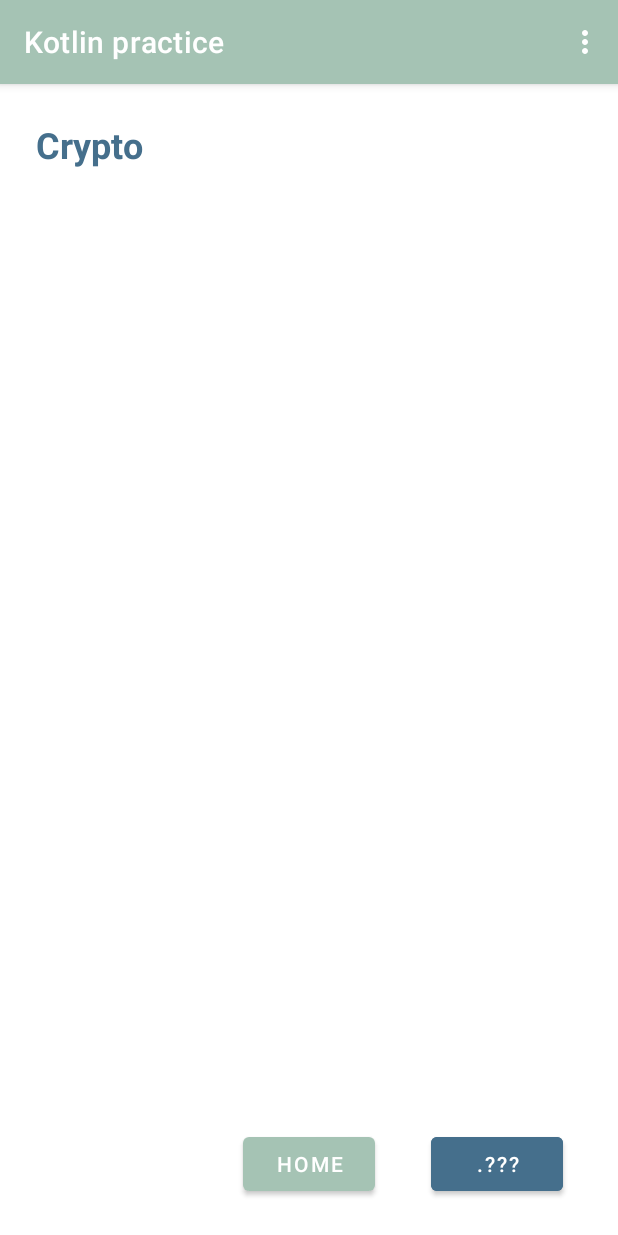
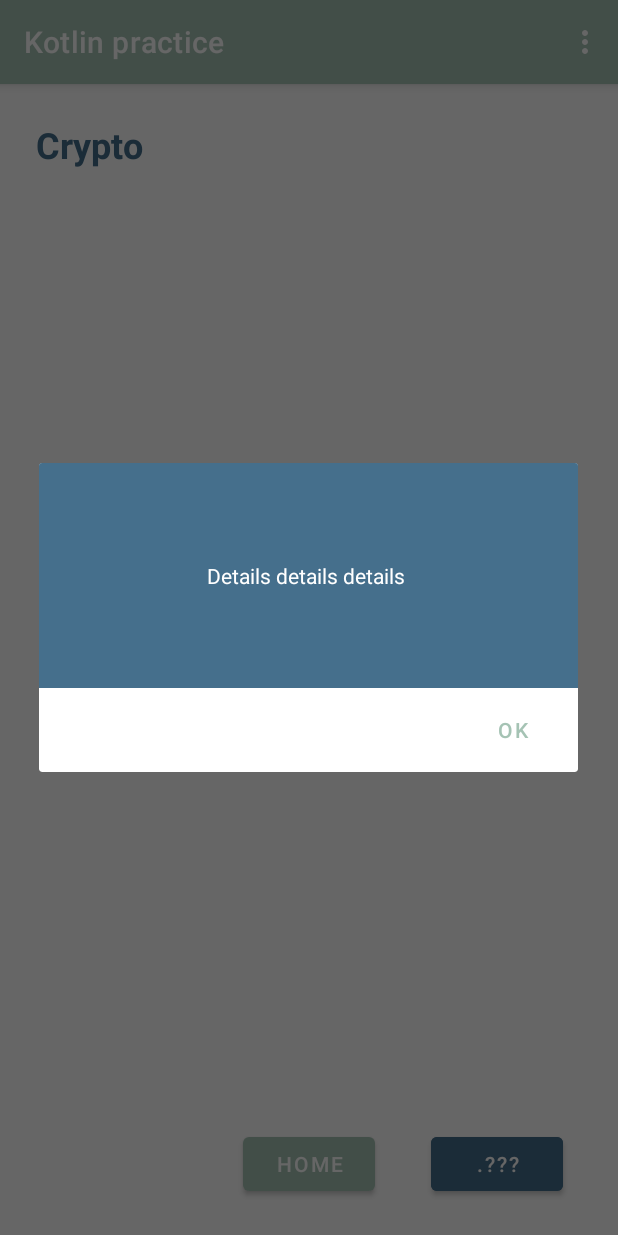
Before and after one commit to curtiskao/kotlinpractice, an Android app: the CryptoFragment screen opened through its navigation route, after a tap on "HOME", on a phone screen of 412 x 824 dp. Run offline under Robolectric (Android 15) with nearby library versions, the phone set to English and light mode, and no system bars; our stand-ins replace Dagger/Hilt's generated code.

Commit message:
crypto refactoring + added dialog fragment

```diff
--- a/app/src/main/java/com/example/kotlinpractice/Crypto/CoinDto.kt
+++ b/app/src/main/java/com/example/kotlinpractice/Crypto/CoinDto.kt
@@ -16,5 +16,5 @@ data class CoinDto(
 
 
 fun CoinDto.toCryptoDataClass(): CryptoDataClass{
-    return CryptoDataClass(symbol = symbol, name = name)
+    return CryptoDataClass(id = id, symbol = symbol, name = name)
 }
--- a/app/src/main/java/com/example/kotlinpractice/Crypto/CryptoAdapter.kt
+++ b/app/src/main/java/com/example/kotlinpractice/Crypto/CryptoAdapter.kt
@@ -26,7 +26,7 @@ class CryptoAdapter(val cryptoList: ArrayList<CryptoDataClass>): RecyclerView.Ad
         fun bindItems(crypto: CryptoDataClass) {
             itemView.tv_crypto_symbol.text = crypto.symbol
             itemView.tv_crypto_full_name.text = crypto.name
-            itemView.tv_crypto_price.text = crypto.price
+            itemView.tv_crypto_id.text = crypto.id
         }
     }
 
--- a/app/src/main/java/com/example/kotlinpractice/Crypto/CryptoDataClass.kt
+++ b/app/src/main/java/com/example/kotlinpractice/Crypto/CryptoDataClass.kt
@@ -1,3 +1,12 @@
 package com.example.kotlinpractice.Crypto
 
-data class CryptoDataClass(val symbol: String = "symbol", val price: String = "0.0", val name: String = "name")
+data class CryptoDataClass(
+        val id: String = "id",
+        val symbol: String = "symbol",
+        val name: String = "name",
+        val rank: Int = 0,
+        val isNew: Boolean = false,
+        val isActive: Boolean = false,
+        val type: String = "",
+        val description: String = ""
+)
--- /dev/null
+++ b/app/src/main/java/com/example/kotlinpractice/Crypto/CryptoDetailDialogFragment.kt
@@ -0,0 +1,41 @@
+package com.example.kotlinpractice.Crypto
+
+import android.app.AlertDialog
+import android.app.Dialog
+import android.content.DialogInterface
+import android.os.Bundle
+import android.view.View
+import android.widget.EditText
+import android.widget.TextView
+import androidx.fragment.app.DialogFragment
+import com.example.kotlinpractice.Note.AddNoteDialogFragment
+import com.example.kotlinpractice.R
+
+class CryptoDetailDialogFragment(val cryptoObject: CryptoDataClass) : DialogFragment() {
+    lateinit var textView: TextView
+
+
+    override fun onCreateDialog(savedInstanceState: Bundle?): Dialog {
+        return activity?.let {
+            // Use the Builder class for convenient dialog construction
+            val builder = AlertDialog.Builder(it)
+            val inflater = requireActivity().layoutInflater;
+            val dialogView: View = inflater.inflate(R.layout.crypto_detail_dialog, null)
+            textView = dialogView.findViewById(R.id.tv_details)
+            textView.text = cryptoObject.description
+            builder.setView(dialogView)
+            builder.setNegativeButton("Ok",
+                            DialogInterface.OnClickListener { dialog, id ->
+                                dismiss()
+                                // User cancelled the dialog
+                            })
+
+            // Create the AlertDialog object and return it
+            builder.create()
+        } ?: throw IllegalStateException("Activity cannot be null")
+
+    }
+
+
+
+}
--- a/app/src/main/java/com/example/kotlinpractice/Crypto/CryptoFragment.kt
+++ b/app/src/main/java/com/example/kotlinpractice/Crypto/CryptoFragment.kt
@@ -14,6 +14,7 @@ import androidx.lifecycle.ViewModelProvider
 import androidx.navigation.fragment.findNavController
 import androidx.recyclerview.widget.LinearLayoutManager
 import androidx.recyclerview.widget.RecyclerView
+import com.example.kotlinpractice.Note.AddNoteDialogFragment
 import com.example.kotlinpractice.Note.NoteViewModel
 import com.example.kotlinpractice.R
 import dagger.hilt.android.AndroidEntryPoint
@@ -34,10 +35,11 @@ class CryptoFragment: Fragment() {
         super.onViewCreated(view, savedInstanceState)
         view.findViewById<Button>(R.id.button_home).setOnClickListener {
             //findNavController().navigate(R.id.action_CryptoFragment_toHomeFragment)
-            setAdapter()
+            showCryptoDetails()
         }
 
         cryptoList = ArrayList<CryptoDataClass>()
+
         //viewmodel
         cryptoViewModel = ViewModelProvider(this).get(CryptoViewModel::class.java)
         cryptoViewModel.getCrypto()!!.observe(viewLifecycleOwner, Observer {
@@ -47,22 +49,33 @@ class CryptoFragment: Fragment() {
         recyclerView = view.findViewById(R.id.recyclerview_crypto)
     }
 
-    private fun addToCryptoList(coinDto: CoinDto){
-        cryptoList.add(coinDto.toCryptoDataClass())
+    private fun addToCryptoList(coinDtoList: List<CoinDto>){
+        coinDtoList.forEach(){
+            val id = it!!.id
+            val isActive = it!!.isActive
+            val name = it!!.name
+            val rank = it!!.rank
+            val symbol = it!!.symbol
+
+            val cryptoDto = CoinDto(id,isActive,false,name,rank,symbol,"")
+            cryptoList.add(cryptoDto.toCryptoDataClass())
+        }
+
+        setAdapter()
     }
 
 
-    fun setAdapter(){
-        val c1 = CryptoDataClass("one","1.0")
-        val c2 = CryptoDataClass("two", "2.0")
-        val list = ArrayList<CryptoDataClass>()
-        list.add(c1)
-        list.add(c2)
-
+    private fun setAdapter(){
         val cryptoAdapter = CryptoAdapter(cryptoList)
 
         recyclerView.layoutManager = LinearLayoutManager(context, RecyclerView.VERTICAL, false)
         recyclerView.adapter = cryptoAdapter
     }
 
+    //rank, is_new, is_active, type, description,
+    private fun showCryptoDetails(cryptoObject: CryptoDataClass = CryptoDataClass()){
+        val cryptoDetailDialogFragment = CryptoDetailDialogFragment(cryptoObject)
+        cryptoDetailDialogFragment.show(parentFragmentManager, "CryptoDetailDialog")
+    }
+
 }
--- a/app/src/main/java/com/example/kotlinpractice/Crypto/CryptoViewModel.kt
+++ b/app/src/main/java/com/example/kotlinpractice/Crypto/CryptoViewModel.kt
@@ -6,9 +6,9 @@ import androidx.lifecycle.ViewModel
 
 class CryptoViewModel: ViewModel(){
 
-    var cryptoLiveData: MutableLiveData<CoinDto>? = null
+    var cryptoLiveData: MutableLiveData<List<CoinDto>>? = null
 
-    fun getCrypto(): LiveData<CoinDto>? {
+    fun getCrypto(): LiveData<List<CoinDto>>? {
         cryptoLiveData = CryptoRepository.getCryptoData()
         return cryptoLiveData
     }
--- /dev/null
+++ b/app/src/main/res/layout/crypto_detail_dialog.xml
@@ -0,0 +1,17 @@
+<LinearLayout xmlns:android="http://schemas.android.com/apk/res/android"
+    android:orientation="vertical"
+    android:layout_width="wrap_content"
+    android:layout_height="wrap_content">
+
+    <TextView
+        android:id="@+id/tv_details"
+        android:layout_width="match_parent"
+        android:layout_height="150dp"
+        android:gravity="center"
+
+        android:background="@color/blue"
+        android:textColor="@color/white"
+        android:textColorHint="@color/white"
+        android:hint="Details details details " />
+
+</LinearLayout>
```
Also changed, not shown: app/src/main/java/com/example/kotlinpractice/Crypto/CryptoRepository.kt (+3 -13 lines), app/src/main/res/layout/crypto_item_layout.xml (+17 -10 lines).
